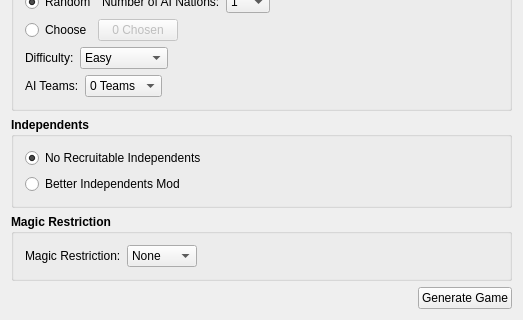
Old version of the form dom3ai.ui in the repository larzm42/Dom-3-AI; both pictures show x 0 to 523 and y 372 to 692 of the 523 by 692 pixel window.
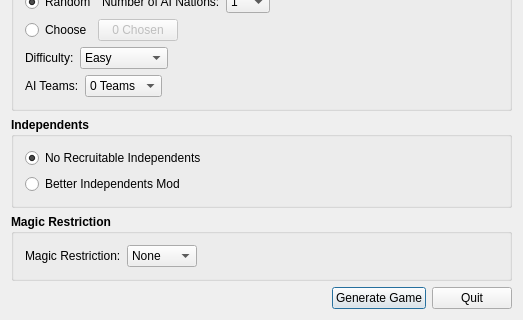
New version of the form. Icons and pictures are not drawn.

```diff
--- a/dom3ai.ui
+++ b/dom3ai.ui
@@ -803,6 +803,16 @@
        <property name="text">
         <string>Generate Game</string>
        </property>
+       <property name="default">
+        <bool>true</bool>
+       </property>
+      </widget>
+     </item>
+     <item>
+      <widget class="QPushButton" name="quitButton">
+       <property name="text">
+        <string>Quit</string>
+       </property>
       </widget>
      </item>
     </layout>
```
